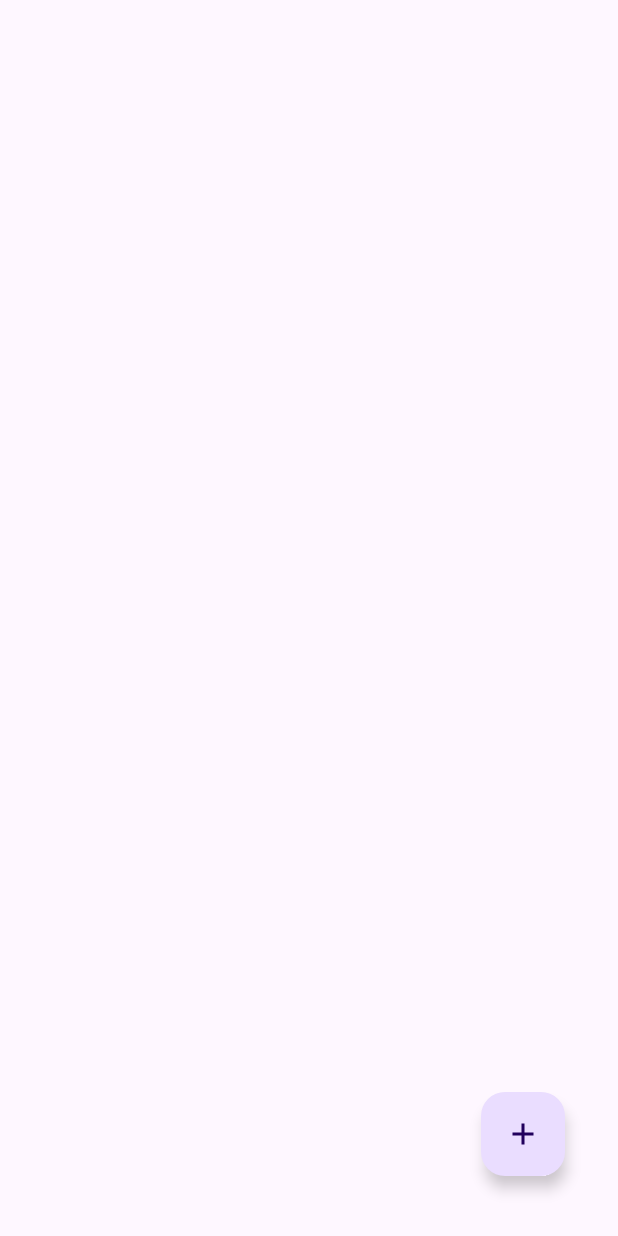
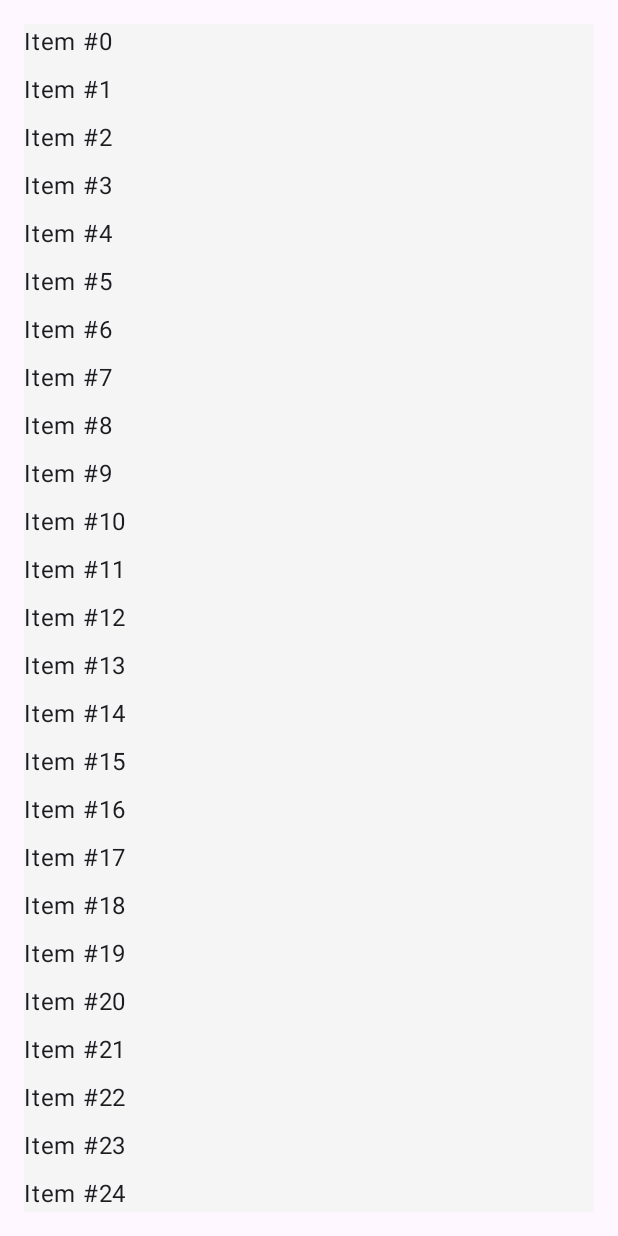
Before and after one commit to raphh8/android_app_growth, an Android app built with Jetpack Compose: the screen it shows after launch (MainActivity before the commit, ComposeActivity after it), on a phone screen of 412 x 824 dp. Run offline under Robolectric (Android 15) with nearby library versions, the phone set to English and light mode, and no system bars.

Commit message:
composeActivity

```diff
--- /dev/null
+++ b/app/src/main/java/com/projet/mobile/growth/tp2/ComposeActivity.kt
@@ -0,0 +1,58 @@
+package com.projet.mobile.growth.tp2
+
+import android.R.attr.name
+import android.os.Bundle
+import androidx.activity.ComponentActivity
+import androidx.activity.compose.setContent
+import androidx.activity.enableEdgeToEdge
+import androidx.compose.foundation.background
+import androidx.compose.foundation.layout.Arrangement
+import androidx.compose.foundation.layout.fillMaxSize
+import androidx.compose.foundation.layout.fillMaxWidth
+import androidx.compose.foundation.layout.padding
+import androidx.compose.foundation.lazy.LazyColumn
+import androidx.compose.material3.MaterialTheme
+import androidx.compose.material3.Scaffold
+import androidx.compose.material3.Text
+import androidx.compose.runtime.Composable
+import androidx.compose.ui.Modifier
+import androidx.compose.ui.tooling.preview.Preview
+import androidx.compose.ui.unit.dp
+import com.projet.mobile.growth.tp2.ui.theme.GrowthTheme
+import com.projet.mobile.growth.ui.TodoTheme
+
+class ComposeActivity : ComponentActivity() {
+    override fun onCreate(savedInstanceState: Bundle?) {
+        super.onCreate(savedInstanceState)
+        enableEdgeToEdge()
+        setContent {
+            TodoTheme {
+                ListScreen()
+            }
+        }
+    }
+}
+
+@Composable
+fun ListScreen(modifier: Modifier = Modifier) {
+    LazyColumn(
+        verticalArrangement = Arrangement.spacedBy(8.dp),
+        modifier = modifier
+            .fillMaxSize()
+            .padding(16.dp)
+            .background(MaterialTheme.colorScheme.background)
+    ) {
+        items(100) { index ->
+            Text(
+                text = "Item #$index",
+                color = MaterialTheme.colorScheme.onBackground
+            )
+        }
+    }
+}
+
+@Preview(showBackground = true)
+@Composable
+fun ListPreview() {
+    ListScreen()
+}
--- /dev/null
+++ b/app/src/main/java/com/projet/mobile/growth/tp2/ui/theme/Type.kt
@@ -0,0 +1,34 @@
+package com.projet.mobile.growth.tp2.ui.theme
+
+import androidx.compose.material3.Typography
+import androidx.compose.ui.text.TextStyle
+import androidx.compose.ui.text.font.FontFamily
+import androidx.compose.ui.text.font.FontWeight
+import androidx.compose.ui.unit.sp
+
+// Set of Material typography styles to start with
+val Typography = Typography(
+    bodyLarge = TextStyle(
+        fontFamily = FontFamily.Default,
+        fontWeight = FontWeight.Normal,
+        fontSize = 16.sp,
+        lineHeight = 24.sp,
+        letterSpacing = 0.5.sp
+    )
+    /* Other default text styles to override
+    titleLarge = TextStyle(
+        fontFamily = FontFamily.Default,
+        fontWeight = FontWeight.Normal,
+        fontSize = 22.sp,
+        lineHeight = 28.sp,
+        letterSpacing = 0.sp
+    ),
+    labelSmall = TextStyle(
+        fontFamily = FontFamily.Default,
+        fontWeight = FontWeight.Medium,
+        fontSize = 11.sp,
+        lineHeight = 16.sp,
+        letterSpacing = 0.5.sp
+    )
+    */
+)
--- /dev/null
+++ b/app/src/main/java/com/projet/mobile/growth/ui/Color.kt
@@ -0,0 +1,12 @@
+package com.projet.mobile.growth.ui
+
+import androidx.compose.ui.graphics.Color
+
+val ThemePrimary = Color(0xFFE94F37)
+val ThemeSecondary = Color(0xFFE78070)
+
+val BackgroundLight = Color(0xFFF5F5F5)
+val SurfaceLight = Color(0xFFFFFFFF)
+
+val BackgroundDark = Color(0xFF121212)
+val SurfaceDark = Color(0xFF1E1E1E)
--- /dev/null
+++ b/app/src/main/java/com/projet/mobile/growth/ui/Theme.kt
@@ -0,0 +1,33 @@
+package com.projet.mobile.growth.ui
+
+import androidx.compose.material3.MaterialTheme
+import androidx.compose.material3.darkColorScheme
+import androidx.compose.material3.lightColorScheme
+import androidx.compose.runtime.Composable
+
+private val LightColorScheme = lightColorScheme(
+    primary = ThemePrimary,
+    secondary = ThemeSecondary,
+    background = BackgroundLight,
+    surface = SurfaceLight
+)
+
+private val DarkColorScheme = darkColorScheme(
+    primary = ThemeSecondary,
+    background = BackgroundDark,
+    surface = SurfaceDark
+)
+
+@Composable
+fun TodoTheme(
+    darkTheme: Boolean = false,
+    content: @Composable () -> Unit
+) {
+    val colors = if (darkTheme) DarkColorScheme else LightColorScheme
+
+    MaterialTheme(
+        colorScheme = colors,
+        typography = TodoTypography,
+        content = content
+    )
+}
--- /dev/null
+++ b/app/src/main/java/com/projet/mobile/growth/ui/Type.kt
@@ -0,0 +1,16 @@
+package com.projet.mobile.growth.ui
+
+import androidx.compose.material3.Typography
+import androidx.compose.ui.text.TextStyle
+import androidx.compose.ui.text.font.FontWeight
+import androidx.compose.ui.unit.sp
+
+val TodoTypography = Typography(
+    titleLarge = TextStyle(
+        fontSize = 24.sp,
+        fontWeight = FontWeight.Bold
+    ),
+    bodyMedium = TextStyle(
+        fontSize = 16.sp
+    )
+)
--- a/app/src/main/res/values/strings.xml
+++ b/app/src/main/res/values/strings.xml
@@ -1,3 +1,4 @@
 <resources>
     <string name="app_name">Growth</string>
+    <string name="title_activity_compose">ComposeActivity</string>
 </resources>
--- a/build.gradle.kts
+++ b/build.gradle.kts
@@ -2,4 +2,5 @@
 plugins {
     alias(libs.plugins.android.application) apply false
     alias(libs.plugins.kotlin.android) apply false
+    alias(libs.plugins.kotlin.compose) apply false
 }
```
Also changed, not shown: app/build.gradle.kts (+13 -0 lines), app/src/main/AndroidManifest.xml (+10 -5 lines), app/src/main/java/com/projet/mobile/growth/tp2/ui/theme/Color.kt (added, +11 -0 lines), app/src/main/java/com/projet/mobile/growth/tp2/ui/theme/Theme.kt (added, +58 -0 lines), gradle/libs.versions.toml (+14 -0 lines).
